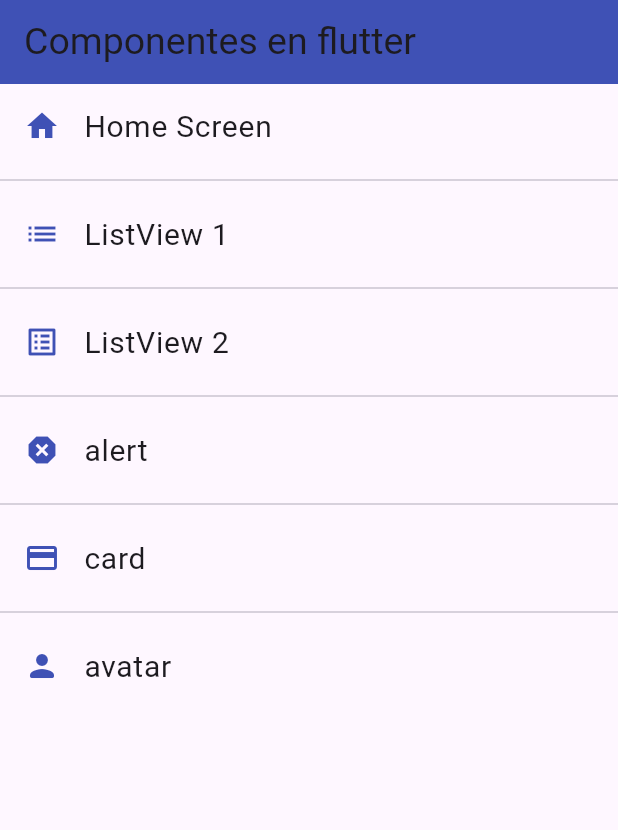
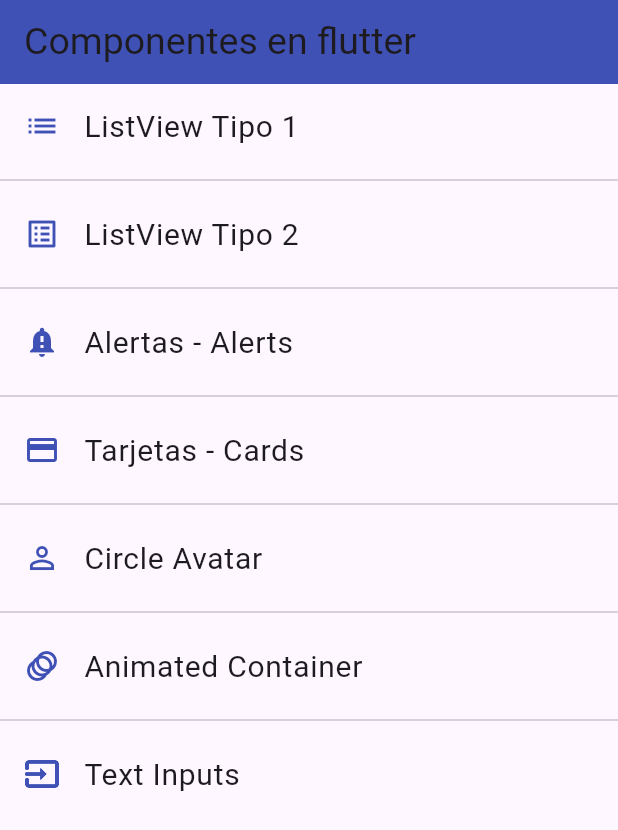
Before and after one commit to JesusRangelDiaz/fl-components, a Flutter app: the screen it shows after launch, on a phone screen of 412 x 824 dp. Shown: the top 830 px of the screen. Run offline on Flutter 3.47's test engine with Material 3 defaults, Android fonts, the phone set to English and light mode, and no system bars.

```diff
--- a/lib/router/app_routes.dart
+++ b/lib/router/app_routes.dart
@@ -8,17 +8,21 @@ class AppRoutes {
   static const intitialRoute = 'home';
 
   static final menuOptions = <MenuOption>[
-    MenuOption(route: 'home', icon: Icons.home, name: 'Home Screen', screen: const HomeScreen()),
-    MenuOption(route: 'listview1', icon: Icons.list, name: 'ListView 1', screen: const Listview1Screen()),
-    MenuOption(route: 'listview2', icon: Icons.list_alt, name: 'ListView 2', screen: const Listview2Screen()),
-    MenuOption(route: 'alert', icon: Icons.dangerous_sharp, name: 'alert', screen: const AlertScreen()),
-    MenuOption(route: 'card', icon: Icons.credit_card, name: 'card', screen: const CardScreen()),
-    MenuOption(route: 'avatar', icon: Icons.person_rounded, name: 'avatar', screen: const AvatarScreen()),
+    //MenuOption(route: 'home', icon: Icons.home, name: 'Home (Pagina Principal)', screen: const HomeScreen()),
+    MenuOption(route: 'listview1', icon: Icons.list, name: 'ListView Tipo 1', screen: const Listview1Screen()),
+    MenuOption(route: 'listview2', icon: Icons.list_alt, name: 'ListView Tipo 2', screen: const Listview2Screen()),
+    MenuOption(route: 'alert', icon: Icons.notification_important, name: 'Alertas - Alerts', screen: const AlertScreen()),
+    MenuOption(route: 'card', icon: Icons.credit_card, name: 'Tarjetas - Cards', screen: const CardScreen()),
+    MenuOption(route: 'avatar', icon: Icons.person_outline_outlined, name: 'Circle Avatar', screen: const AvatarScreen()),
+    MenuOption(route: 'animated', icon: Icons.animation, name: 'Animated Container', screen: const AnimatedScreen()),
+    MenuOption(route: 'inputs', icon: Icons.input_outlined, name: 'Text Inputs', screen: const InputScreen()),
   ];
 
   static Map<String, Widget Function(BuildContext)> getAppRoutes(){
 
     Map<String,Widget Function(BuildContext)> appRoutes={};
+    appRoutes.addAll({'home':(BuildContext context)=>const HomeScreen()});
+
       for (final option in menuOptions){
         appRoutes.addAll({option.route : (BuildContext context) => option.screen});
       }
--- a/lib/screens/screens.dart
+++ b/lib/screens/screens.dart
@@ -1,6 +1,8 @@
 export 'package:fl_components/screens/alert_screen.dart';
+export 'package:fl_components/screens/animated_screen.dart';
 export 'package:fl_components/screens/avatar_screen.dart';
 export 'package:fl_components/screens/card_screen.dart';
 export 'package:fl_components/screens/home_screen.dart';
+export 'package:fl_components/screens/input_screen.dart';
 export 'package:fl_components/screens/listview1_screen.dart';
 export 'package:fl_components/screens/listview2_screen.dart';
```
Also changed, not shown: lib/screens/animated_screen.dart (added, +56 -0 lines), lib/screens/input_screen.dart (added, +32 -0 lines).
